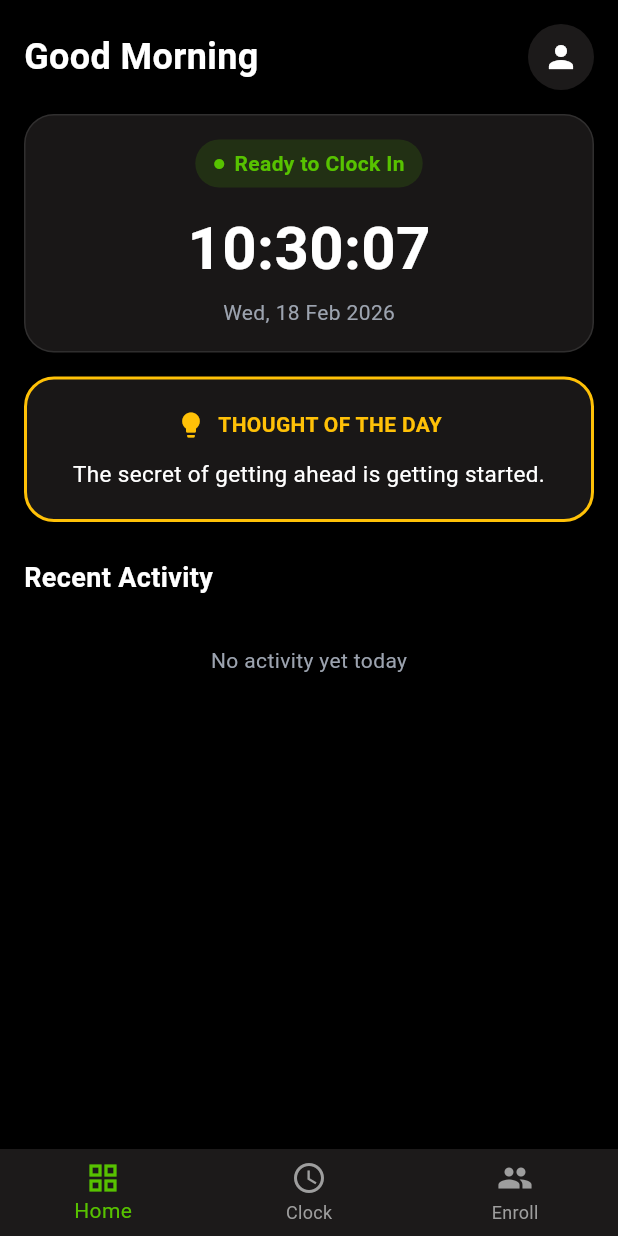
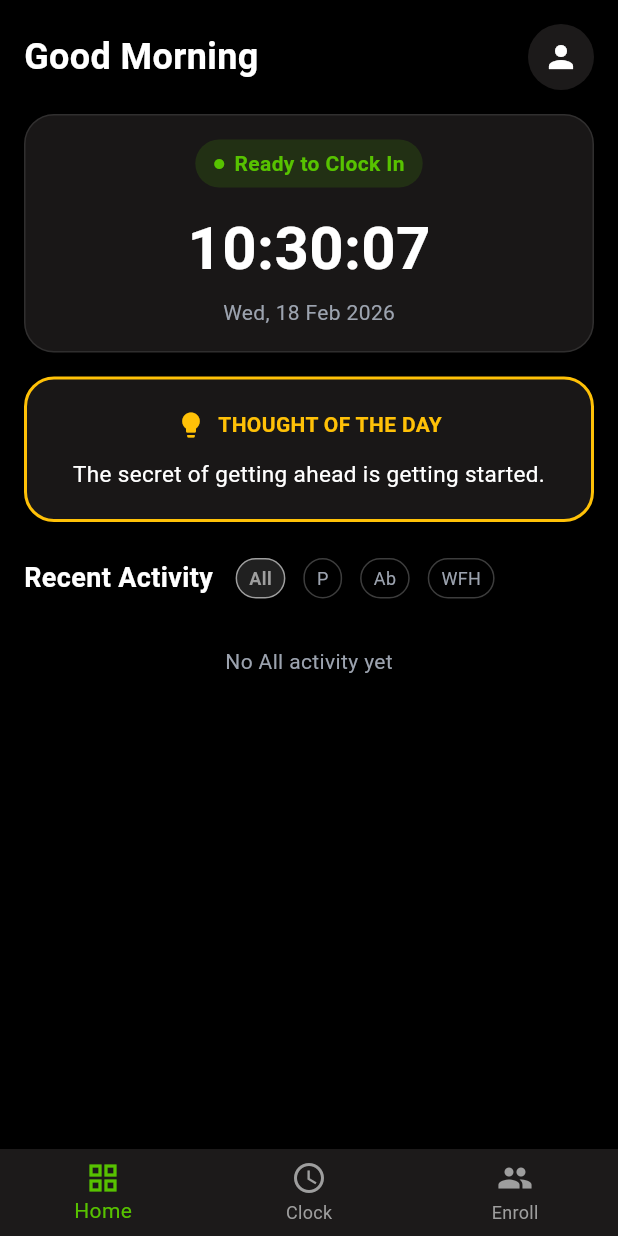
Before and after one commit to nakshathra3/face_flutter, a Flutter app: the screen it shows after launch, on a phone screen of 412 x 824 dp. Run offline on Flutter 3.47's test engine with Material 3 defaults, Android fonts, the phone set to English and light mode, and no system bars; our stand-ins replace camera, google_fonts; missing offline and left inert: google_mlkit_face_detection; network calls fail.

Commit message:
filter and clockout tab fix

```diff
--- a/lib/screens/enrollment_screen.dart
+++ b/lib/screens/enrollment_screen.dart
@@ -73,7 +73,7 @@ class _EnrollmentScreenState extends State<EnrollmentScreen>
 
       // Fetch from production API's active endpoint which has employee data with face_embedding
       final response = await http
-          .get(Uri.parse("https://dev-workforce.dsignzmedia.com/api/active"))
+          .get(Uri.parse("https://workforce.dsignzmedia.com/api/active"))
           .timeout(
             const Duration(seconds: 10),
             onTimeout: () => throw Exception("Request timeout"),
--- a/lib/screens/home_screen.dart
+++ b/lib/screens/home_screen.dart
@@ -19,6 +19,7 @@ class _HomeScreenState extends State<HomeScreen> with TickerProviderStateMixin {
   List<Attendance> _activeRecords = [];
   bool _isLoadingActivity = true;
   bool _isPageLoading = true;
+  String _filterStatus = "All"; // Filter state: All, Present, Absent, WFH
 
   DateTime _currentTime = DateTime.now();
   Timer? _timer;
@@ -166,7 +167,7 @@ class _HomeScreenState extends State<HomeScreen> with TickerProviderStateMixin {
   Future<void> _loadCelebrations() async {
     try {
       final response = await http.get(
-        Uri.parse('https://dev-workforce.dsignzmedia.com/api/active'),
+        Uri.parse('https://workforce.dsignzmedia.com/api/active'),
       );
 
       if (response.statusCode == 200) {
@@ -217,7 +218,7 @@ class _HomeScreenState extends State<HomeScreen> with TickerProviderStateMixin {
           .toSet();
 
       // 2. Fetch ALL Active Employees (To find Absentees)
-      final response = await http.get(Uri.parse('https://dev-workforce.dsignzmedia.com/api/active'));
+      final response = await http.get(Uri.parse('https://workforce.dsignzmedia.com/api/active'));
       List<Attendance> allEmployees = [];
 
       if (response.statusCode == 200) {
@@ -550,18 +551,81 @@ class _HomeScreenState extends State<HomeScreen> with TickerProviderStateMixin {
 
   // --- UI HELPERS ---
   Widget _buildRecentActivity() {
+    // 1. apply filter
+    List<Attendance> filteredList = _activeRecords.where((r) {
+      String clockIn = r.clock_in;
+      final hasClockIn = clockIn.isNotEmpty && clockIn != "null" && clockIn != "00:00:00";
+
+      String status = "Absent";
+      if (r.status == "work_from_home") {
+        status = "WFH";
+      } else if (hasClockIn) {
+        status = "Present";
+      }
+
+      if (_filterStatus == "All") return true;
+      return status == _filterStatus;
+    }).toList();
+
     return Column(
       crossAxisAlignment: CrossAxisAlignment.start,
       children: [
-        const Text("Recent Activity", style: TextStyle(color: Colors.white, fontSize: 18, fontWeight: FontWeight.bold)),
+        Row(
+          children: [
+            const Text("Recent Activity", style: TextStyle(color: Colors.white, fontSize: 18, fontWeight: FontWeight.bold)),
+            const SizedBox(width: 15),
+            // Filter Row (Compact)
+            Row(
+              children: [
+                _buildFilterButton("All", Colors.grey),
+                const SizedBox(width: 12),
+                _buildFilterButton("Present", primary),
+                const SizedBox(width: 12),
+                _buildFilterButton("Absent", Colors.redAccent),
+                const SizedBox(width: 12),
+                _buildFilterButton("WFH", Colors.blue),
+              ],
+            ),
+          ],
+        ),
         const SizedBox(height: 12),
         if (_isLoadingActivity)
           const Padding(padding: EdgeInsets.all(30), child: Center(child: CircularProgressIndicator(color: primary)))
-        else if (_activeRecords.isEmpty)
-          const Padding(padding: EdgeInsets.all(20), child: Center(child: Text("No activity yet today", style: TextStyle(color: textMuted))))
+        else if (filteredList.isEmpty)
+          Padding(
+            padding: const EdgeInsets.all(20),
+            child: Center(child: Text("No $_filterStatus activity yet", style: const TextStyle(color: textMuted)))
+          )
         else
-          ..._activeRecords.map(_buildActivityItem),
+          ...filteredList.map(_buildActivityItem),
       ],
+    );
+  }
+
+  Widget _buildFilterButton(String label, Color color) {
+    bool isActive = _filterStatus == label;
+    return GestureDetector(
+      onTap: () {
+        setState(() {
+          _filterStatus = label;
+        });
+      },
+      child: Container(
+        padding: const EdgeInsets.symmetric(horizontal: 8, vertical: 4),
+        decoration: BoxDecoration(
+          color: isActive ? color.withOpacity(0.2) : Colors.transparent,
+          border: Border.all(color: isActive ? color : Colors.white24),
+          borderRadius: BorderRadius.circular(20),
+        ),
+        child: Text(
+          label == "Present" ? "P" : label == "Absent" ? "Ab" : label, // Short labels
+          style: TextStyle(
+            color: isActive ? color : textMuted,
+            fontSize: 12,
+            fontWeight: isActive ? FontWeight.bold : FontWeight.normal
+          ),
+        ),
+      ),
     );
   }
 
--- a/lib/services/api_service.dart
+++ b/lib/services/api_service.dart
@@ -15,10 +15,10 @@ class ApiService {
   // Updated IP addresses found: 192.168.56.1 (VirtualBox) or 192.168.29.91 (Main network)
   // For Android Emulator, change to: "http://10.0.2.2:5000"
   //static const String _baseUrl = "http://192.168.29.91:5000";
-  //static const String _baseUrl = "https://workforceapi.dsignzmedia.com";
+  static const String _baseUrl = "https://workforceapi.dsignzmedia.com";
   //static const String _baseUrl = "http://192.168.1.102:5000";
   //static const String _baseUrl = "https://dev-workforceapi.dsignzmedia.com";
-  static const String _baseUrl = "http://192.168.68.65:5000";
+  //static const String _baseUrl = "http://192.168.68.65:5000";
 
   static Future<Map<String, dynamic>> recognizeFace(
     String base64Image,
@@ -75,7 +75,7 @@ class ApiService {
     try {
       // Use the direct API route
       const String apiUrl =
-          "https://dev-workforce.dsignzmedia.com/api/attendance";
+          "https://workforce.dsignzmedia.com/api/attendance";
       print("🌐 [API] ========== FETCHING ATTENDANCE ==========");
       print("🌐 [API] Route: GET $apiUrl");
 
@@ -295,7 +295,7 @@ class ApiService {
 
   static Future<Map<String, dynamic>?> fetchNoticeboard() async {
     try {
-      const String apiUrl = "https://dev-workforce.dsignzmedia.com/api/noticeboard";
+      const String apiUrl = "https://workforce.dsignzmedia.com/api/noticeboard";
       print("🌐 [API] ========== FETCHING NOTICEBOARD ==========");
       print("🌐 [API] Route: GET $apiUrl");
 
```
Also changed, not shown: lib/screens/clock_screen.dart (+13 -1 lines), 1 other file.
